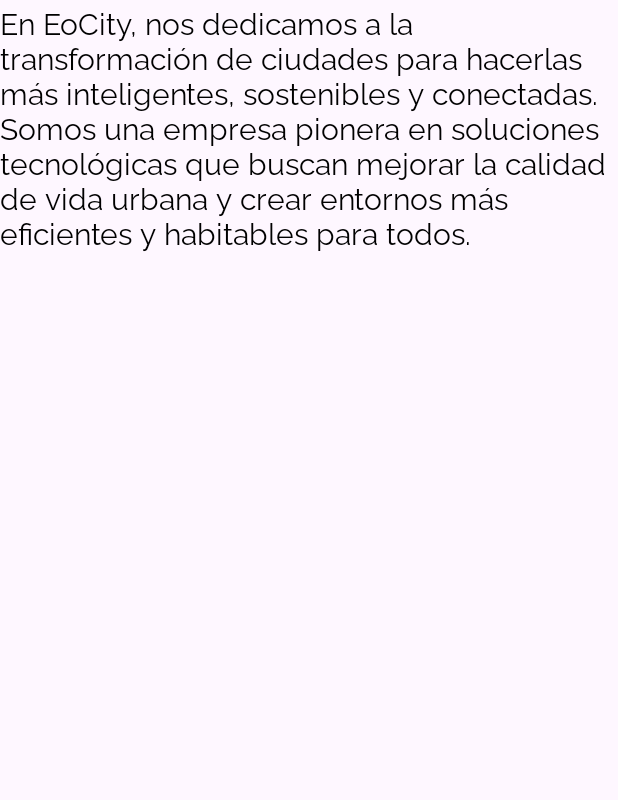
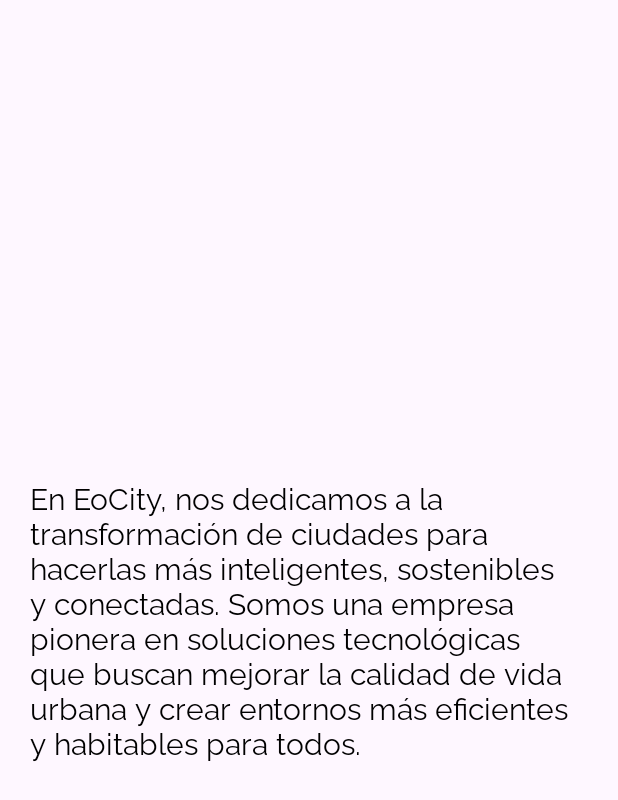
Before and after one commit to EcoCityGti/IoT_Farola_, an Android app: the layout acercade.xml on its own in the app's theme, with its tools: preview values and no code run, on a phone screen of 412 x 824 dp. Shown: the top 800 px of the screen. Run offline under Robolectric (Android 15) with nearby library versions, the phone set to English and light mode, and no system bars.

Commit message:
AcercaDe_v1.1

```diff
--- a/app/src/main/res/layout/acercade.xml
+++ b/app/src/main/res/layout/acercade.xml
@@ -10,7 +10,13 @@
         style="@style/etiquetas"
         android:layout_width="wrap_content"
         android:layout_height="wrap_content"
+        android:layout_marginStart="20dp"
+        android:layout_marginTop="20dp"
+        android:layout_marginEnd="20dp"
+        android:layout_marginBottom="20dp"
+        android:padding="20dp"
         android:text="En EoCity, nos dedicamos a la transformación de ciudades para hacerlas más inteligentes, sostenibles y conectadas. Somos una empresa pionera en soluciones tecnológicas que buscan mejorar la calidad de vida urbana y crear entornos más eficientes y habitables para todos."
+        app:layout_constraintBottom_toBottomOf="parent"
         app:layout_constraintEnd_toEndOf="parent"
         app:layout_constraintStart_toStartOf="parent"
         app:layout_constraintTop_toTopOf="parent" />
```
